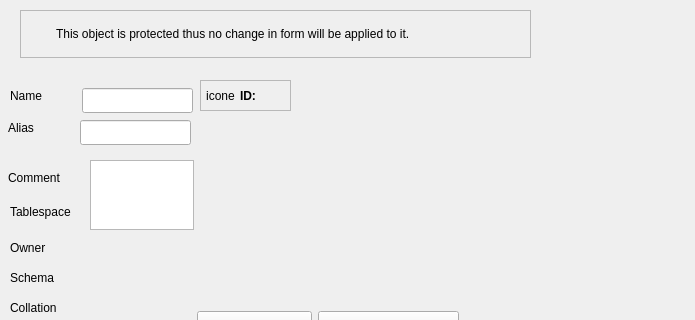
This is libs/libgui/ui/dbobjects/baseobjectwidget.ui in maniac787/pgmodeler as Qt 5 draws it before an edit; both pictures show x 0 to 695 and y 0 to 320 of the 695 by 477 pixel window. The edited form follows.
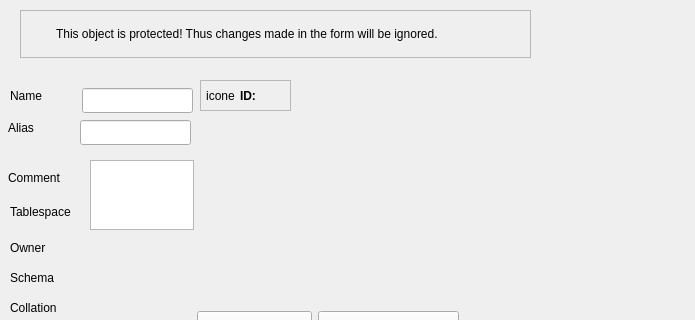
This is the edited form. Icons and pictures are not drawn.

Commit message: Refactor ConstraintWidget layout and improve UI consistency

```diff
--- a/libs/libgui/ui/dbobjects/baseobjectwidget.ui
+++ b/libs/libgui/ui/dbobjects/baseobjectwidget.ui
@@ -284,7 +284,7 @@
        </font>
       </property>
       <property name="text">
-       <string>This object is protected thus no change in form will be applied to it.</string>
+       <string>This object is protected! Thus changes made in the form will be ignored.</string>
       </property>
       <property name="wordWrap">
        <bool>true</bool>
```
Left out of the diff: 18 changed lines with no effect on the pictures. The commit also changes 6 other files.
